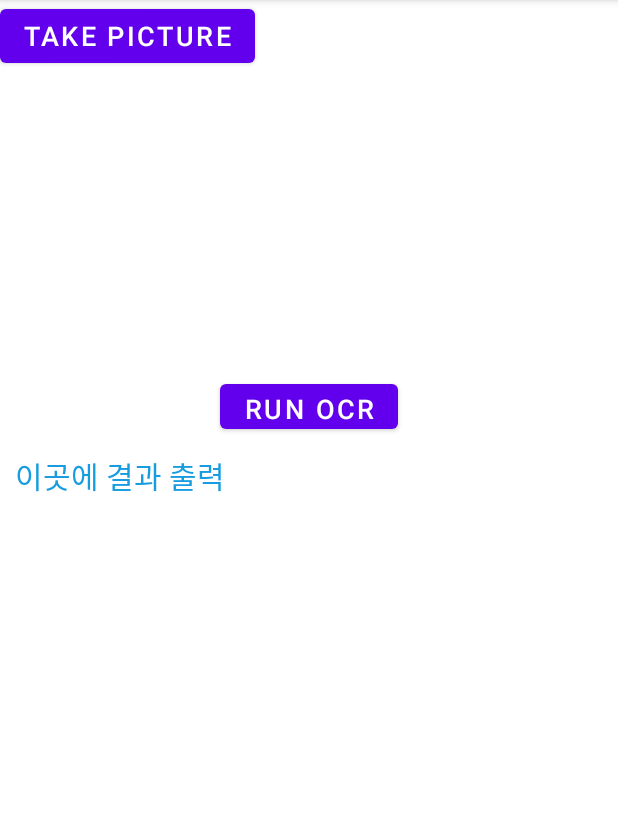
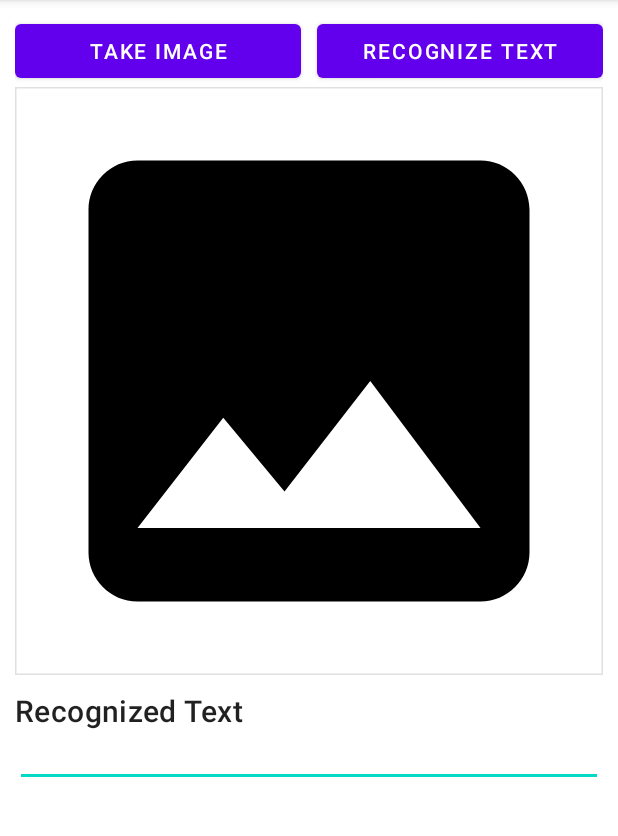
Before and after one commit to crossfit123123/aerocross, an Android app: the jadong screen opened directly, with no data from a screen before it, on a phone screen of 412 x 824 dp, the part 84-920 px from its top. Run offline under Robolectric (Android 15) with nearby library versions, the phone set to English and light mode, and no system bars; libraries missing offline, so code that uses them is left out: com.google.mlkit.vision; 1 statement that could not run was skipped.

Commit message:
11.06update
scanning update

```diff
--- a/myapplication/app/build.gradle
+++ b/myapplication/app/build.gradle
@@ -29,7 +29,9 @@ android {
 }
 
 dependencies {
-    implementation 'com.rmtheis:tess-two:9.1.0'
+    implementation 'com.google.mlkit:text-recognition:16.0.0-beta6'
+
+    implementation 'com.google.mlkit:text-recognition-korean:16.0.0-beta6'
     implementation 'androidx.appcompat:appcompat:1.5.1'
     implementation 'com.google.android.material:material:1.6.1'
     implementation 'androidx.constraintlayout:constraintlayout:2.1.4'
--- a/myapplication/app/src/main/AndroidManifest.xml
+++ b/myapplication/app/src/main/AndroidManifest.xml
@@ -2,6 +2,8 @@
 <manifest xmlns:android="http://schemas.android.com/apk/res/android"
      xmlns:tools="http://schemas.android.com/tools"
     package="com.example.myapplication">
+    <uses-permission android:name="android.permission.CAMERA"/>
+    <uses-permission android:name="android.permission.WRITE_EXTERNAL_STORAGE"/>
 
     <application
         android:allowBackup="true"
--- a/myapplication/app/src/main/java/com/example/myapplication/jadong.java
+++ b/myapplication/app/src/main/java/com/example/myapplication/jadong.java
@@ -1,233 +1,296 @@
 package com.example.myapplication;
+import androidx.activity.result.ActivityResult;
+import androidx.activity.result.ActivityResultCallback;
+import androidx.activity.result.ActivityResultLauncher;
+import androidx.activity.result.contract.ActivityResultContracts;
+import androidx.annotation.NonNull;
+import androidx.appcompat.app.AppCompatActivity;
+import androidx.core.app.ActivityCompat;
+import androidx.core.content.ContextCompat;
+
+import android.Manifest;
+import android.app.Activity;
+import android.app.ProgressDialog;
+import android.content.ContentResolver;
+import android.content.ContentValues;
 import android.content.Intent;
+import android.content.pm.PackageManager;
 import android.content.res.AssetManager;
-import android.graphics.Bitmap;
-
-import android.graphics.BitmapFactory;
-import android.graphics.Matrix;
-import android.graphics.drawable.BitmapDrawable;
-import android.media.ExifInterface;
-
+import android.media.MediaDataSource;
 import android.net.Uri;
+import android.nfc.Tag;
 import android.os.Bundle;
-import android.os.Environment;
-
 import android.provider.MediaStore;
-import androidx.core.content.FileProvider;
-import androidx.appcompat.app.AppCompatActivity;
 import android.util.Log;
+import android.view.Menu;
+import android.view.MenuItem;
 import android.view.View;
-
-import android.widget.Button;
-import android.widget.ImageView;
-import android.widget.TextView;
+import android.widget.EditText;
+import android.widget.PopupMenu;
 import android.widget.Toast;
 
-import com.googlecode.tesseract.android.TessBaseAPI;
+import com.google.android.gms.tasks.OnFailureListener;
+import com.google.android.gms.tasks.OnSuccessListener;
+import com.google.android.gms.tasks.Task;
+import com.google.android.material.button.MaterialButton;
+import com.google.android.material.imageview.ShapeableImageView;
+import com.google.mlkit.vision.common.InputImage;
+import com.google.mlkit.vision.text.Text;
+import com.google.mlkit.vision.text.TextRecognition;
+import com.google.mlkit.vision.text.TextRecognizer;
+import com.google.mlkit.vision.text.korean.KoreanTextRecognizerOptions;
+import com.google.mlkit.vision.text.latin.TextRecognizerOptions;
 
-import java.io.File;
-import java.io.FileNotFoundException;
-import java.io.FileOutputStream;
-import java.io.IOException;
-import java.io.InputStream;
-import java.io.OutputStream;
-import java.text.SimpleDateFormat;
-import java.util.Date;
 
 
 public class jadong extends AppCompatActivity {
+    //UI views
+    private MaterialButton inputImageBtn;
+    private MaterialButton recognizeTextBtn;
+    private ShapeableImageView imageIv;
+    private EditText recognizedTextEt;
+    //TAG
+    private static final String TAG = "MAIN_TAG";
+    private Uri imageUri = null;
+    private static final int CAMERA_REQUEST_CODE = 100;
+    private static final int STORAGE_REQUEST_CODE = 101;
 
-    Bitmap image; //사용되는 이미지
-    private TessBaseAPI mTess; //Tess API reference
-    String datapath = "" ; //언어데이터가 있는 경로
 
-    Button btn_picture; //사진 찍는 버튼
-    Button btn_ocr; //텍스트 추출 버튼
+    private String[] cameraPermissions;
+    private String[] storagePermissions;
 
-    private String imageFilePath; //이미지 파일 경로
-    private Uri p_Uri;
-
-    static final int REQUEST_IMAGE_CAPTURE = 672;
+    private ProgressDialog progressDialog;
+    private TextRecognizer textRecognizer;
 
     @Override
     protected void onCreate(Bundle savedInstanceState) {
         super.onCreate(savedInstanceState);
+
+
+
         setContentView(R.layout.activity_jadong);
 
-        btn_picture = (Button)findViewById(R.id.takePicture);
-        btn_ocr = (Button)findViewById(R.id.ocrButton);
 
-        //언어파일 경로
-        datapath = getFilesDir()+ "/tesseract/";
+        //init UI views
 
-        //트레이닝데이터가 카피되어 있는지 체크
-        checkFile(new File(datapath + "tessdata/"), "kor");
-        checkFile(new File(datapath + "tessdata/"), "eng");
+        inputImageBtn = findViewById(R.id.inputImagerBtn);
+        recognizeTextBtn = findViewById(R.id.recognizeTextBtn);
+        imageIv = findViewById(R.id.imageIv);
+        recognizedTextEt = findViewById(R.id.recognizedTextEt);
 
+        //init arrays of permissions required for camera, gallery
+        cameraPermissions = new String[]{Manifest.permission.CAMERA, Manifest.permission.WRITE_EXTERNAL_STORAGE};
+        storagePermissions =new String[]{Manifest.permission.WRITE_EXTERNAL_STORAGE};
+        progressDialog = new ProgressDialog(this);
+        progressDialog.setTitle("Please wait");
+        progressDialog.setCanceledOnTouchOutside(false);
 
-        /**
-         * Tesseract API
-         * 한글 + 영어(함께 추출)
-         * 한글만 추출하거나 영어만 추출하고 싶다면
-         * String lang = "eng"와 같이 작성해도 무관
-         **/
-        String lang = "kor+eng";
-
-        mTess = new TessBaseAPI();
-        mTess.init(datapath, lang);
-
-
-        // 사진 찍는 버튼 클릭시 카메라 킴
-        btn_picture.setOnClickListener(new View.OnClickListener(){
+        textRecognizer = TextRecognition.getClient(new KoreanTextRecognizerOptions.Builder().build());
+        inputImageBtn.setOnClickListener(new View.OnClickListener() {
             @Override
-            public void onClick(View view){
-                sendTakePhotoIntent();
+            public void onClick(View v) {
+                showInputImageDialog();
             }
         });
 
-        // 텍스트 추출 버튼
-        btn_ocr.setOnClickListener(new View.OnClickListener(){
+        recognizeTextBtn.setOnClickListener(new View.OnClickListener() {
             @Override
-            public void onClick(View view){
-
-                // 가져와진 사진을 bitmap으로 추출
-                BitmapDrawable drawable = (BitmapDrawable)((ImageView) findViewById(R.id.imageView)).getDrawable();
-                image = drawable.getBitmap();
-
-                String OCRresult = null;
-                mTess.setImage(image.copy(Bitmap.Config.ARGB_8888,true));
-
-                //텍스트 추출
-                OCRresult = mTess.getUTF8Text();
-                TextView OCRTextView = (TextView) findViewById(R.id.OCRTextView);
-                OCRTextView.setText(OCRresult);
+            public void onClick(View v) {
+                if (imageUri == null){
+                    Toast.makeText(jadong.this, "Pick image first..",Toast.LENGTH_SHORT).show();
+                }
+                else{
+                    recognizeTextFromImage();
+                }
             }
         });
     }
 
-    private int exifOrientationToDegrees(int exifOrientation) {
-        if (exifOrientation == ExifInterface.ORIENTATION_ROTATE_90) {
-            return 90;
-        } else if (exifOrientation == ExifInterface.ORIENTATION_ROTATE_180) {
-            return 180;
-        } else if (exifOrientation == ExifInterface.ORIENTATION_ROTATE_270) {
-            return 270;
+    private void recognizeTextFromImage() {
+        Log.d(TAG, "recognizeTextFromImage");
+        progressDialog.setMessage("Preparing image..");
+        progressDialog.show();
+
+
+        try {
+            InputImage inputImage = InputImage.fromFilePath(this, imageUri);
+            progressDialog.setMessage("Recognizing text..");
+            Task<Text> textTaskResult = textRecognizer.process(inputImage).addOnSuccessListener(new OnSuccessListener<Text>() {
+                        @Override
+                        public void onSuccess(Text text) {
+                            progressDialog.dismiss();
+                            String recognizedText = text.getText();
+                            Log.d(TAG,"onSuccess: recognizedText:"+recognizedText);
+                            recognizedTextEt.setText(recognizedText);
                         }
-        return 0;
+                    })
+                    .addOnFailureListener(new OnFailureListener() {
+                        @Override
+                        public void onFailure(@NonNull Exception e) {
+                            progressDialog.dismiss();
+                            Log.e(TAG,"Onfailure:",e);
+                            Toast.makeText(jadong.this,"Failed recognizing text due to"+e.getMessage(),Toast.LENGTH_SHORT).show();
+                        }
+                    });
+
+        } catch (Exception e) {
+            progressDialog.dismiss();
+            Log.e(TAG,"recognizedTextFromImage:",e);
+            Toast.makeText(this,"Failed preparing image due to"+e.getMessage(), Toast.LENGTH_SHORT).show();
+        }
     }
 
-    private Bitmap rotate(Bitmap bitmap, float degree) {
-        Matrix matrix = new Matrix();
-        matrix.postRotate(degree);
-        return Bitmap.createBitmap(bitmap, 0, 0, bitmap.getWidth(), bitmap.getHeight(), matrix, true);
+    private void showInputImageDialog() {
+        PopupMenu popupMenu =  new PopupMenu(this,inputImageBtn);
+        popupMenu.getMenu().add(Menu.NONE,1,1,"Camera");
+        popupMenu.getMenu().add(Menu.NONE,2,2,"Gallery");
+        popupMenu.show();
+        popupMenu.setOnMenuItemClickListener(new PopupMenu.OnMenuItemClickListener() {
+            @Override
+            public boolean onMenuItemClick(MenuItem menuItem) {
+                int id = menuItem.getItemId();
+                if(id==1){
+                    Log.d(TAG,"onMenuItemClick : Camera Clicked..");
+
+                    if(checkCameraPermissions()){
+                        pickImageCamera();
                     }
+                    else{
+                        requestCameraPermissions();
+                    }
+                }
+                else if(id==2){
 
-    private void sendTakePhotoIntent(){
+                    Log.d(TAG,"onMenuItemClick : Gallery Clicked..");
+                    if(checkStoragePermission()){
+                        pickImageGallery();
 
-        Intent takePictureIntent = new Intent(MediaStore.ACTION_IMAGE_CAPTURE);
-        if (takePictureIntent.resolveActivity(getPackageManager()) != null) {
-            File photoFile = null;
-            try {
-                photoFile = createImageFile();
-            } catch (IOException ex) {
-                // Error occurred while creating the File
                     }
+                    else{
+                        requestStoragePermission();
+                    }
+                }
+                return true;
+            }
+        });
 
-            if (photoFile != null) {
-                p_Uri = FileProvider.getUriForFile(this, getPackageName(), photoFile);
+    }
+    private void pickImageGallery(){
+        Log.d(TAG,"pickImageGallery : ");
+        Intent intent = new Intent(Intent.ACTION_PICK);
+        intent.setType("image/*");
+        galleryActivityResultLauncher.launch(intent);
 
-                takePictureIntent.putExtra(MediaStore.EXTRA_OUTPUT, p_Uri);
-                startActivityForResult(takePictureIntent, REQUEST_IMAGE_CAPTURE);
+    }
+    private ActivityResultLauncher<Intent> galleryActivityResultLauncher = registerForActivityResult(
+            new ActivityResultContracts.StartActivityForResult(),
+            new ActivityResultCallback<ActivityResult>() {
+                @Override
+                public void onActivityResult(ActivityResult result) {
+                    if(result.getResultCode() == Activity.RESULT_OK){
+
+                        Intent data = result.getData();
+                        imageUri = data.getData();
+                        Log.d(TAG,"onActivityResult : imageUri"+imageUri);
+                        imageIv.setImageURI(imageUri);
+                    }
+                    else{
+                        Log.d(TAG,"onActivityResult :");
+                        Toast.makeText(jadong.this,"Canceled..",Toast.LENGTH_SHORT).show();
+
                     }
                 }
             }
+    );
 
+    private void pickImageCamera(){
+        Log.d(TAG,"pickImageCamera :");
+        ContentValues values = new ContentValues();
+        values.put(MediaStore.Images.Media.TITLE,"Sample Title");
+        values.put(MediaStore.Images.Media.DESCRIPTION,"Sample Description");
+        imageUri = getContentResolver().insert(MediaStore.Images.Media.EXTERNAL_CONTENT_URI, values);
+        Intent intent = new Intent(MediaStore.ACTION_IMAGE_CAPTURE);
+        intent.putExtra(MediaStore.EXTRA_OUTPUT,imageUri);
+        cameraActivityResultLauncher.launch(intent);
+    }
+    private ActivityResultLauncher<Intent> cameraActivityResultLauncher = registerForActivityResult(
+            new ActivityResultContracts.StartActivityForResult(),
+            new ActivityResultCallback<ActivityResult>() {
                 @Override
-    protected void onActivityResult(int requestCode, int resultCode, Intent data) {
+                public void onActivityResult(ActivityResult result) {
+                    if(result.getResultCode() == Activity.RESULT_OK){
 
-        super.onActivityResult(requestCode, resultCode, data);
+                        Log.d(TAG,"onActivityResult :imageUri"+imageUri);
+                        imageIv.setImageURI(imageUri);
 
-        if (requestCode == REQUEST_IMAGE_CAPTURE && resultCode == RESULT_OK) {
-            ((ImageView) findViewById(R.id.imageView)).setImageURI(p_Uri);
-            ExifInterface exif = null;
-
-            Bitmap bitmap = BitmapFactory.decodeFile(imageFilePath);
-            try {
-                exif = new ExifInterface(imageFilePath);
-            } catch (IOException e) {
-                e.printStackTrace();
                     }
-
-            int exifOrientation;
-            int exifDegree;
-
-            if (exif != null) {
-                exifOrientation = exif.getAttributeInt(ExifInterface.TAG_ORIENTATION, ExifInterface.ORIENTATION_NORMAL);
-                exifDegree = exifOrientationToDegrees(exifOrientation);
-            } else {
-                exifDegree = 0;
-            }
-            ((ImageView)findViewById(R.id.imageView)).setImageBitmap(rotate(bitmap, exifDegree));
-        }
-    }
-
-    private File createImageFile() throws IOException {
-        String timeStamp = new SimpleDateFormat("yyyyMMdd_HHmmss").format(new Date());
-        String imageFileName = "TEST_" + timeStamp + "_";
-        File storageDir = getExternalFilesDir(Environment.DIRECTORY_PICTURES);
-        File image = File.createTempFile(
-                imageFileName,      /* prefix */
-                ".jpg",         /* suffix */
-                storageDir          /* directory */
-        );
-        imageFilePath = image.getAbsolutePath();
-        return image;
-    }
-
-    //장치에 파일 복사
-    private void copyFiles(String lang) {
-        try{
-            //파일이 있을 위치
-            String filepath = datapath + "/tessdata/"+lang+".traineddata";
-
-            //AssetManager에 액세스
-            AssetManager assetManager = getAssets();
-
-            //읽기/쓰기를 위한 열린 바이트 스트림
-            InputStream instream = assetManager.open("tessdata/"+lang+".traineddata");
-            OutputStream outstream = new FileOutputStream(filepath);
-
-            //filepath에 의해 지정된 위치에 파일 복사
-            byte[] buffer = new byte[1024];
-            int read;
-
-            while ((read = instream.read(buffer)) != -1) {
-                outstream.write(buffer, 0, read);
-            }
-            outstream.flush();
-            outstream.close();
-            instream.close();
-
-        } catch (FileNotFoundException e) {
-            e.printStackTrace();
-        } catch (IOException e) {
-            e.printStackTrace();
-        }
-    }
-
-    //check file on the device
-    private void checkFile(File dir, String lang) {
-        //디렉토리가 없으면 디렉토리를 만들고 그후에 파일을 카피
-        if(!dir.exists()&& dir.mkdirs()) {
-            copyFiles(lang);
-        }
-        //디렉토리가 있지만 파일이 없으면 파일카피 진행
-        if(dir.exists()) {
-            String datafilepath = datapath+ "/tessdata/"+lang+".traineddata";
-            File datafile = new File(datafilepath);
-            if(!datafile.exists()) {
-                copyFiles(lang);
+                    else{
+                        Log.d(TAG,"onActivityResult:");
+                        Toast.makeText(jadong.this,"Cancelled",Toast.LENGTH_SHORT).show();
                     }
                 }
             }
+    );
+
+    private boolean checkStoragePermission(){
+        boolean result = ContextCompat.checkSelfPermission(this,Manifest.permission.WRITE_EXTERNAL_STORAGE)
+                == (PackageManager.PERMISSION_GRANTED);
+        return result;
+
     }
+    private void requestStoragePermission(){
+        ActivityCompat.requestPermissions(this,storagePermissions,STORAGE_REQUEST_CODE);
+
+    }
+
+    private boolean checkCameraPermissions(){
+        boolean cameraResult = ContextCompat.checkSelfPermission(this,Manifest.permission.CAMERA)
+                == (PackageManager.PERMISSION_GRANTED);
+        boolean storageResult = ContextCompat.checkSelfPermission(this, Manifest.permission.WRITE_EXTERNAL_STORAGE)
+                == (PackageManager.PERMISSION_GRANTED);
+        return cameraResult && storageResult ;
+    }
+
+    private void requestCameraPermissions(){
+        ActivityCompat.requestPermissions(this,cameraPermissions,CAMERA_REQUEST_CODE);
+    }
+
+    @Override
+    public void onRequestPermissionsResult(int requestCode, @NonNull String[] permissions, @NonNull int[] grantResults) {
+        super.onRequestPermissionsResult(requestCode, permissions, grantResults);
+
+
+        switch (requestCode){
+            case CAMERA_REQUEST_CODE:{
+                if(grantResults.length>0){
+                    boolean cameraAccepted = grantResults[0] == PackageManager.PERMISSION_GRANTED;
+                    boolean storageAccepted = grantResults[0] == PackageManager.PERMISSION_GRANTED;
+
+                    if(cameraAccepted && storageAccepted){
+                        pickImageCamera();
+                    }
+                    else{
+                        Toast.makeText(this, "Camera and Storage permissions are required",Toast.LENGTH_SHORT).show();
+
+                    }
+                }
+                else{
+                    Toast.makeText(this,"Cancelled",Toast.LENGTH_SHORT).show();
+                }
+            }
+            break;
+            case STORAGE_REQUEST_CODE:{
+                if(grantResults.length>0){
+                    boolean storageAccepted = grantResults[0] == PackageManager.PERMISSION_GRANTED;
+                    if(storageAccepted){
+                        pickImageGallery();
+                    }
+                    else{
+                        Toast.makeText(this,"Storage permissions is required",Toast.LENGTH_SHORT).show();
+                    }
+                }
+            }
+            break;
+        }
+    }
+   }
--- /dev/null
+++ b/myapplication/app/src/main/res/drawable/ic_baseline_image_24.xml
@@ -0,0 +1,5 @@
+<vector android:height="24dp" android:tint="#000000"
+    android:viewportHeight="24" android:viewportWidth="24"
+    android:width="24dp" xmlns:android="http://schemas.android.com/apk/res/android">
+    <path android:fillColor="@android:color/white" android:pathData="M21,19V5c0,-1.1 -0.9,-2 -2,-2H5c-1.1,0 -2,0.9 -2,2v14c0,1.1 0.9,2 2,2h14c1.1,0 2,-0.9 2,-2zM8.5,13.5l2.5,3.01L14.5,12l4.5,6H5l3.5,-4.5z"/>
+</vector>
--- a/myapplication/app/src/main/res/layout/activity_jadong.xml
+++ b/myapplication/app/src/main/res/layout/activity_jadong.xml
@@ -1,72 +1,74 @@
 <?xml version="1.0" encoding="utf-8"?>
-<RelativeLayout
-    xmlns:android="http://schemas.android.com/apk/res/android"
+<LinearLayout xmlns:android="http://schemas.android.com/apk/res/android"
     xmlns:app="http://schemas.android.com/apk/res-auto"
     xmlns:tools="http://schemas.android.com/tools"
     android:layout_width="match_parent"
     android:layout_height="match_parent"
+    android:orientation="vertical"
+    android:padding="10dp"
     tools:context=".jadong">
 
-    <RelativeLayout
+    <LinearLayout
         android:layout_width="match_parent"
-        android:layout_height="250dp"
-        android:background="#ffffff"
-        android:id="@+id/imageContainer">
+        android:layout_height="wrap_content"
+        android:orientation="horizontal">
 
-        <!--    사진 찍는 버튼    -->
-        <Button
-            android:layout_width="wrap_content"
+        <com.google.android.material.button.MaterialButton
+            android:id="@+id/inputImagerBtn"
+            android:layout_width="match_parent"
             android:layout_height="wrap_content"
-            android:text="TAKE PICTURE"
-            android:textSize= "18dp"
-            android:id="@+id/takePicture"/>
-
-        <!--    사진 보여주는 이미지뷰    -->
-        <ImageView
-            android:layout_width="match_parent"
-            android:layout_height="match_parent"
-            android:id="@+id/imageView"
+            android:layout_marginEnd="5dp"
+            android:layout_weight="1"
+            android:text="Take Image"
             />
 
-    </RelativeLayout>
+        <com.google.android.material.button.MaterialButton
 
-    <RelativeLayout
+            android:id="@+id/recognizeTextBtn"
+            android:layout_width="match_parent"
+            android:layout_height="wrap_content"
+            android:layout_marginStart="5dp"
+            android:layout_weight="1"
+            android:text="Recognize Text" />
+
+    </LinearLayout>
+
+    <ScrollView
         android:layout_width="match_parent"
-        android:layout_height="42dp"
-        android:layout_below="@id/imageContainer"
-        android:clickable="true"
-        android:id="@+id/OCRButtonContainer">
+        android:layout_height="match_parent">
+        <LinearLayout
+            android:layout_width="match_parent"
+            android:layout_height="wrap_content"
+            android:orientation="vertical">
 
-        <!--    텍스트 추출 버튼    -->
-        <Button
-            android:layout_width="wrap_content"
-            android:layout_height="wrap_content"
-            android:text="RUN OCR"
-            android:textSize= "18dp"
-            android:id="@+id/ocrButton"
-            android:layout_centerVertical="true"
-            android:layout_centerHorizontal="true"/>
+            <com.google.android.material.imageview.ShapeableImageView
+                android:id="@+id/imageIv"
+                android:layout_width="match_parent"
+                android:layout_height="wrap_content"
+                android:adjustViewBounds="true"
+                android:src="@drawable/ic_baseline_image_24"
+                app:strokeWidth="2dp" />
 
-    </RelativeLayout>
+            <TextView
+                android:layout_width="match_parent"
+                android:layout_height="wrap_content"
+                android:text="Recognized Text"
+                android:layout_marginTop="10dp"
+                style="@style/TextAppearance.MaterialComponents.Headline6"/>
+            <EditText
+                android:layout_width="match_parent"
+                android:layout_height="wrap_content"
+                android:id="@+id/recognizedTextEt"
+                android:textSize="12sp"/>
 
-    <RelativeLayout
-        android:layout_width="wrap_content"
-        android:layout_height="wrap_content"
-        android:layout_below="@id/OCRButtonContainer"
-        android:padding="10dp">
 
-        <!--    텍스트 추출 뷰    -->
-        <TextView
-            android:layout_width="wrap_content"
-            android:layout_height="wrap_content"
-            android:text="이곳에 결과 출력"
-            android:id="@+id/OCRTextView"
-            android:textSize="20dp"
-            android:textColor="#169cdf"
-            android:layout_centerVertical="true"
-            android:layout_centerHorizontal="true"
-            android:background="#fff"
-            />
-    </RelativeLayout>
+        </LinearLayout>
 
-</RelativeLayout>
+
+
+    </ScrollView>
+
+
+
+
+</LinearLayout>
--- a/myapplication/app/src/main/res/layout/activity_main.xml
+++ b/myapplication/app/src/main/res/layout/activity_main.xml
@@ -4,7 +4,9 @@
     xmlns:tools="http://schemas.android.com/tools"
     android:layout_width="match_parent"
     android:layout_height="match_parent"
-    tools:context=".MainActivity">
+    android:background="@drawable/bonobono"
+    tools:context=".MainActivity1">
+
 
     <TextView
         android:id="@+id/textView"
--- a/myapplication/app/src/main/res/layout/activity_mainactivity2.xml
+++ b/myapplication/app/src/main/res/layout/activity_mainactivity2.xml
@@ -4,7 +4,7 @@
     xmlns:tools="http://schemas.android.com/tools"
     android:layout_width="match_parent"
     android:layout_height="match_parent"
-    tools:context=".mainactivity3">
+    tools:context=".mainactivity2">
 
     <Button
         android:id="@+id/mvbtn6"
```
Also changed, not shown: myapplication/app/src/main/res/drawable/bonobono.PNG (added), myapplication/app/src/main/res/drawable/oppa.PNG (added). Lines whose indentation alone changed are shown as unchanged.
